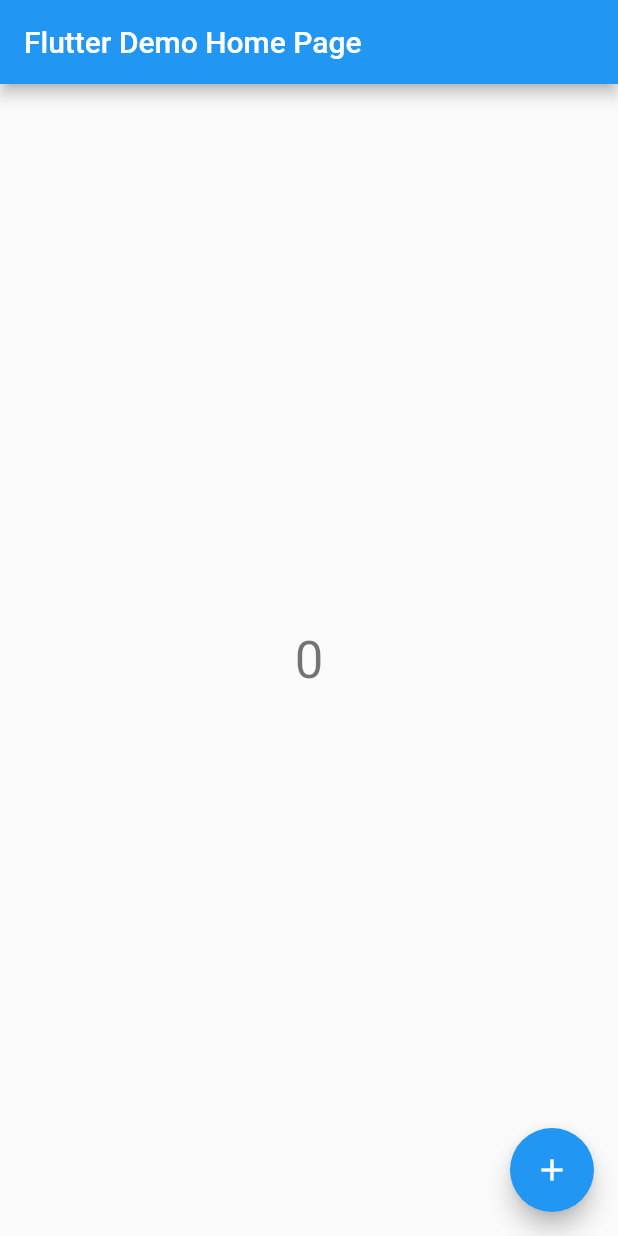
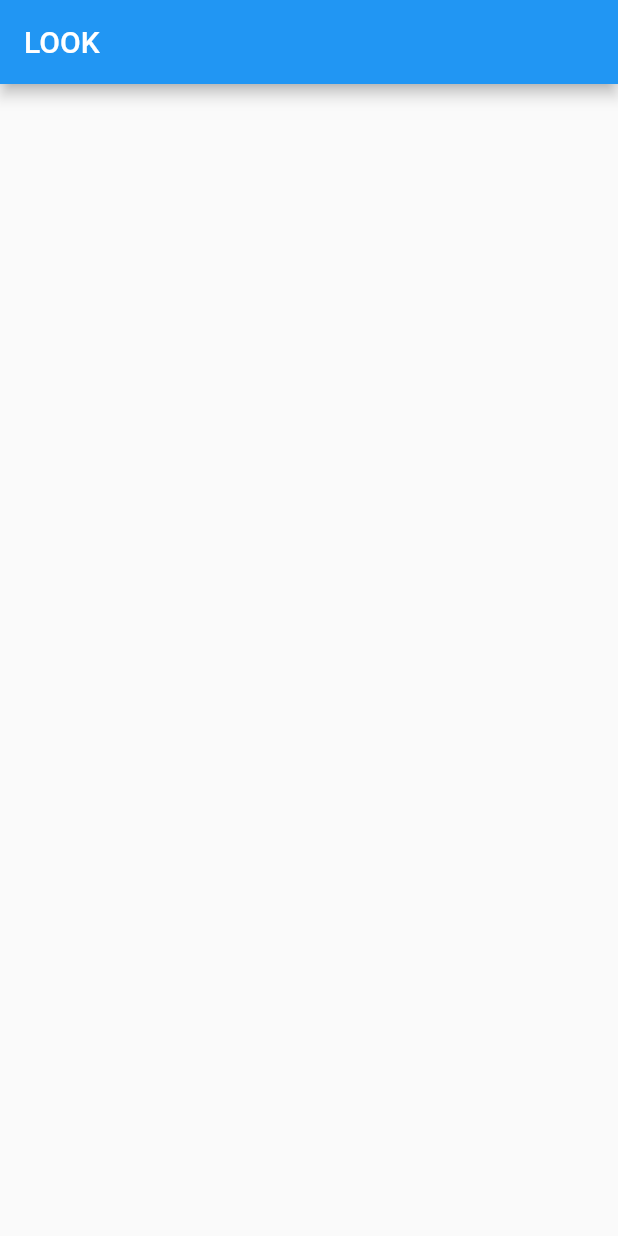
Before and after one commit to Kuchersanych/example, a Flutter app: the screen it shows after launch, on a phone screen of 412 x 824 dp. Run offline on Flutter 3.47's test engine with Material 2 defaults, Android fonts, the phone set to English and light mode, and no system bars.

Commit message:
добавлено новый экран

```diff
--- a/lib/main.dart
+++ b/lib/main.dart
@@ -1,4 +1,6 @@
 import 'package:flutter/material.dart';
+
+import 'modules/main_module/main_screen.dart';
 
 void main() {
   runApp(const MyApp());
@@ -7,102 +9,15 @@ void main() {
 class MyApp extends StatelessWidget {
   const MyApp({Key? key}) : super(key: key);
 
-  // This widget is the root of your application.
+
   @override
   Widget build(BuildContext context) {
     return MaterialApp(
-      title: 'Flutter Demo',
-      theme: ThemeData(
-
-        primarySwatch: Colors.blue,
-      ),
-      home: const HomePage(title: 'Flutter Demo Home Page'),
+      home:  MainScreen(),
     );
   }
 }
 
-class HomePage extends StatefulWidget {
-  const HomePage({Key? key, required this.title}) : super(key: key);
-
-  // This widget is the home page of your application. It is stateful, meaning
-  // that it has a State object (defined below) that contains fields that affect
-  // how it looks.
-
-  // This class is the configuration for the state. It holds the values (in this
-  // case the title) provided by the parent (in this case the App widget) and
-  // used by the build method of the State. Fields in a Widget subclass are
-  // always marked "final".
-
-  final String title;
-
-  @override
-  State<HomePage> createState() => _HomePageState();
-}
-
-class _HomePageState extends State<HomePage> {
-  int _counter = 0;
-
-  void _incrementCounter() {
-    setState(() {
-      // This call to setState tells the Flutter framework that something has
-      // changed in this State, which causes it to rerun the build method below
-      // so that the display can reflect the updated values. If we changed
-      // _counter without calling setState(), then the build method would not be
-      // called again, and so nothing would appear to happen.
-      _counter++;
-    });
-  }
-
-  @override
-  Widget build(BuildContext context) {
-    // This method is rerun every time setState is called, for instance as done
-    // by the _incrementCounter method above.
-    //
-    // The Flutter framework has been optimized to make rerunning build methods
-    // fast, so that you can just rebuild anything that needs updating rather
-    // than having to individually change instances of widgets.
-    return Scaffold(
-      appBar: AppBar(
-        // Here we take the value from the MyHomePage object that was created by
-        // the App.build method, and use it to set our appbar title.
-        title: Text(widget.title),
-      ),
-      body: Center(
-        // Center is a layout widget. It takes a single child and positions it
-        // in the middle of the parent.
-        child: Column(
-          // Column is also a layout widget. It takes a list of children and
-          // arranges them vertically. By default, it sizes itself to fit its
-          // children horizontally, and tries to be as tall as its parent.
-          //
-          // Invoke "debug painting" (press "p" in the console, choose the
-          // "Toggle Debug Paint" action from the Flutter Inspector in Android
-          // Studio, or the "Toggle Debug Paint" command in Visual Studio Code)
-          // to see the wireframe for each widget.
-          //
-          // Column has various properties to control how it sizes itself and
-          // how it positions its children. Here we use mainAxisAlignment to
-          // center the children vertically; the main axis here is the vertical
-          // axis because Columns are vertical (the cross axis would be
-          // horizontal).
-          mainAxisAlignment: MainAxisAlignment.center,
-          children: <Widget>[
-
-            Text(
-              '$_counter',
-              style: Theme.of(context).textTheme.headline4,
-            ),
-          ],
-        ),
-      ),
-      floatingActionButton: FloatingActionButton(
-        onPressed: _incrementCounter,
-        tooltip: 'Increment',
-        child: const Icon(Icons.add),
-      ), // This trailing comma makes auto-formatting nicer for build methods.
-    );
-  }
-}
 
 
 /*
--- /dev/null
+++ b/lib/modules/main_module/main_screen.dart
@@ -0,0 +1,28 @@
+import 'package:flutter/material.dart';
+
+class MainScreen extends StatefulWidget {
+  const MainScreen({Key? key}) : super(key: key);
+
+  @override
+  State<MainScreen> createState() => _MainScreenState();
+}
+
+class _MainScreenState extends State<MainScreen> {
+  @override
+  Widget build(BuildContext context) {
+    return Scaffold(
+      appBar: AppBar(
+        title: Text(
+          'LOOK'
+        ),
+      ),
+      body: Center(
+        child: Column(
+          children: [
+
+          ],
+        ),
+      ),
+    );
+  }
+}
```
